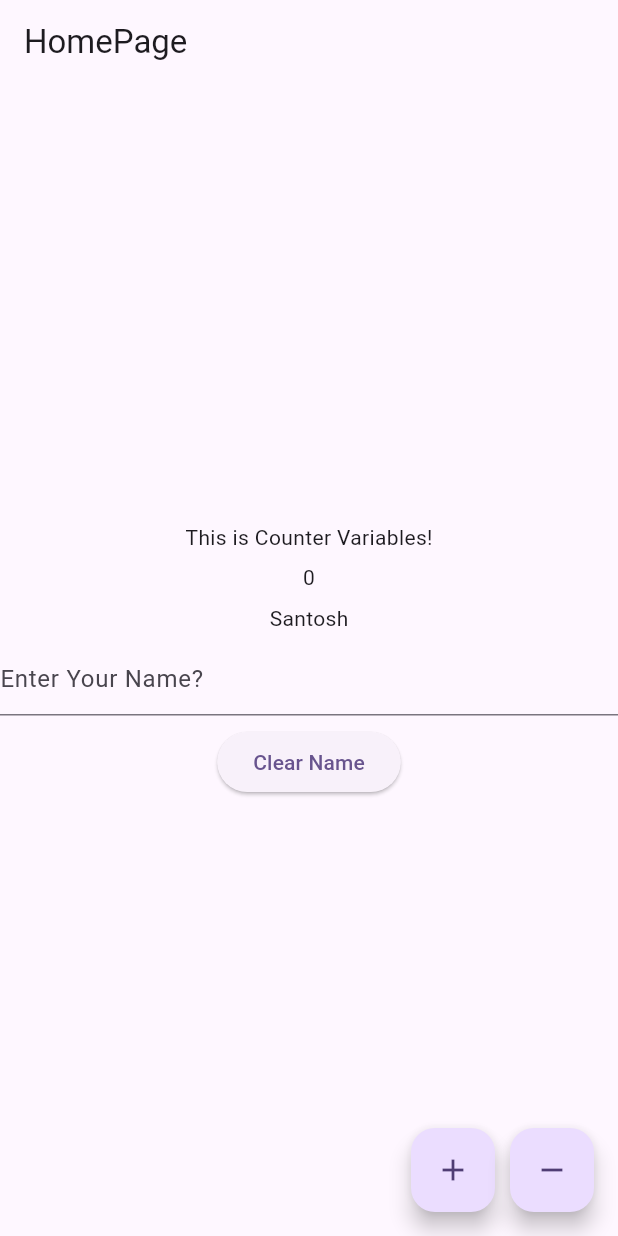
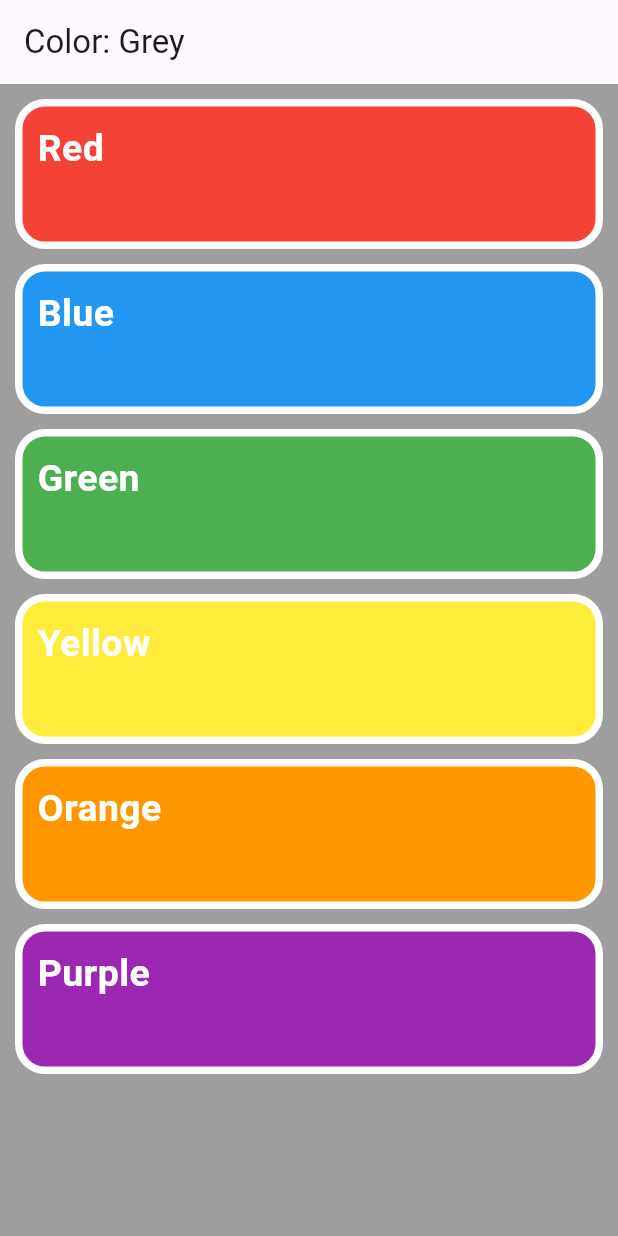
Before and after one commit to santoshkafle/provider_demo, a Flutter app: the screen it shows after launch, on a phone screen of 412 x 824 dp. Run offline on Flutter 3.47's test engine with Material 3 defaults, Android fonts, the phone set to English and light mode, and no system bars.

Commit message:
Color provider ui done

```diff
--- /dev/null
+++ b/lib/constant/color_constant.dart
@@ -0,0 +1,10 @@
+class ColorConstant {
+  static final List<String> colorName = [
+    'Red',
+    'Blue',
+    'Green',
+    'Yellow',
+    'Orange',
+    'Purple',
+  ];
+}
--- a/lib/main.dart
+++ b/lib/main.dart
@@ -1,6 +1,8 @@
 import 'package:flutter/material.dart';
 import 'package:provider/provider.dart';
+import 'package:provider_demo/page/color_page.dart';
 import 'package:provider_demo/page/home_page.dart';
+import 'package:provider_demo/provider/color_provider.dart';
 import 'package:provider_demo/provider/counter_provider.dart';
 import 'package:provider_demo/provider/name_provider.dart';
 
@@ -12,6 +14,7 @@
           create: (_) => CounterProvider(),
         ),
         ChangeNotifierProvider<NameProvider>(create: (_) => NameProvider()),
+        ChangeNotifierProvider<ColorProvider>(create: (_) => ColorProvider()),
       ],
       child: const MyApp(),
     ),
@@ -29,7 +32,7 @@
       theme: ThemeData(
         colorScheme: ColorScheme.fromSeed(seedColor: Colors.deepPurple),
       ),
-      home: const HomePage(),
+      home: const ColorPage(),
     );
   }
 }
--- /dev/null
+++ b/lib/page/color_page.dart
@@ -0,0 +1,71 @@
+import 'package:flutter/material.dart';
+import 'package:provider/provider.dart';
+import 'package:provider_demo/constant/color_constant.dart';
+import 'package:provider_demo/provider/color_provider.dart';
+
+class ColorPage extends StatelessWidget {
+  const ColorPage({super.key});
+
+  Color getColor(String colorName) {
+    switch (colorName.toLowerCase()) {
+      case 'red':
+        return Colors.red;
+      case 'blue':
+        return Colors.blue;
+      case 'green':
+        return Colors.green;
+      case 'yellow':
+        return Colors.yellow;
+      case 'orange':
+        return Colors.orange;
+      case 'purple':
+        return Colors.purple;
+      default:
+        return Colors.grey;
+    }
+  }
+
+  @override
+  Widget build(BuildContext context) {
+    return Scaffold(
+      appBar: AppBar(
+        title: Text("Color: ${context.watch<ColorProvider>().getColorName}"),
+      ),
+      backgroundColor: context.watch<ColorProvider>().color,
+      body: ListView.builder(
+        padding: EdgeInsets.symmetric(horizontal: 10, vertical: 10),
+        itemCount: ColorConstant.colorName.length,
+        itemBuilder: (context, index) {
+          final colorName = ColorConstant.colorName[index];
+          Color color = getColor(colorName);
+          return InkWell(
+            onTap: () {
+              context.read<ColorProvider>().setColor(color);
+              context.read<ColorProvider>().setColorName(colorName);
+            },
+            child: Container(
+              decoration: BoxDecoration(
+                color: getColor(colorName),
+
+                borderRadius: BorderRadius.circular(20),
+                border: Border.all(color: Colors.white, width: 5),
+              ),
+              padding: EdgeInsets.all(10),
+              margin: EdgeInsets.only(bottom: 10),
+              width: MediaQuery.sizeOf(context).width * 0.8,
+              height: 100,
+              child: Text(
+                colorName,
+                style: TextStyle(
+                  color: Colors.white,
+                  fontSize: 25,
+                  fontWeight: FontWeight.bold,
+                ),
+              ),
+            ),
+          );
+        },
+      ),
+    );
+  }
+}
--- /dev/null
+++ b/lib/provider/color_provider.dart
@@ -0,0 +1,19 @@
+import 'package:flutter/material.dart';
+
+class ColorProvider with ChangeNotifier {
+  Color _color = Colors.grey;
+  String _colorName = "Grey";
+
+  Color get color => _color;
+  String get getColorName => _colorName;
+
+  void setColor(Color color) {
+    _color = color;
+    notifyListeners();
+  }
+
+  void setColorName(String newName) {
+    _colorName = newName;
+    notifyListeners();
+  }
+}
```
